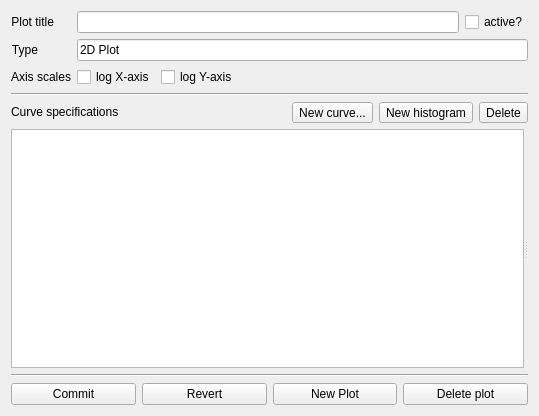
Qt form copasi/plotUI/CQPlotSubwidget.ui (copasi/COPASI) before a commit.
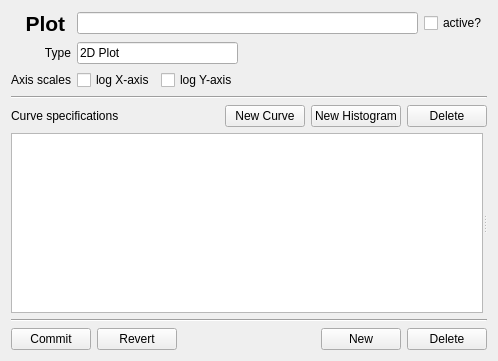
The same form after that commit. Custom widgets are drawn as their Qt base class.

Commit message: Improved layout of plot definition widgets.

Diff of the .ui file:
```diff
--- a/copasi/plotUI/CQPlotSubwidget.ui
+++ b/copasi/plotUI/CQPlotSubwidget.ui
@@ -12,41 +12,26 @@
    <rect>
     <x>0</x>
     <y>0</y>
-    <width>539</width>
-    <height>416</height>
+    <width>498</width>
+    <height>361</height>
    </rect>
   </property>
   <property name="windowTitle">
    <string>Form</string>
   </property>
-  <layout class="QGridLayout" name="gridLayout_2">
-   <item row="0" column="0">
     <layout class="QGridLayout" name="gridLayout">
-     <item row="0" column="0">
-      <layout class="QFormLayout" name="formLayout">
-       <item row="0" column="0">
-        <widget class="QLabel" name="labelTitle">
-         <property name="text">
-          <string>Plot title</string>
-         </property>
-         <property name="alignment">
-          <set>Qt::AlignRight|Qt::AlignTrailing|Qt::AlignVCenter</set>
-         </property>
-        </widget>
-       </item>
-       <item row="0" column="1">
-        <layout class="QHBoxLayout" name="layoutTitle">
-         <item>
-          <widget class="QLineEdit" name="titleLineEdit"/>
-         </item>
-         <item>
-          <widget class="QCheckBox" name="activeCheckBox">
-           <property name="text">
-            <string>active?</string>
-           </property>
-          </widget>
-         </item>
-        </layout>
+   <item row="2" column="2">
+    <spacer name="horizontalSpacer">
+     <property name="orientation">
+      <enum>Qt::Horizontal</enum>
+     </property>
+     <property name="sizeHint" stdset="0">
+      <size>
+       <width>127</width>
+       <height>20</height>
+      </size>
+     </property>
+    </spacer>
        </item>
        <item row="1" column="0">
         <widget class="QLabel" name="labelType">
@@ -58,32 +43,6 @@
          </property>
         </widget>
        </item>
-       <item row="1" column="1">
-        <widget class="QLineEdit" name="typeLineEdit">
-         <property name="sizePolicy">
-          <sizepolicy hsizetype="Ignored" vsizetype="Fixed">
-           <horstretch>0</horstretch>
-           <verstretch>0</verstretch>
-          </sizepolicy>
-         </property>
-         <property name="text">
-          <string>2D Plot</string>
-         </property>
-         <property name="readOnly">
-          <bool>true</bool>
-         </property>
-        </widget>
-       </item>
-       <item row="2" column="0">
-        <widget class="QLabel" name="labelScale">
-         <property name="text">
-          <string>Axis scales</string>
-         </property>
-         <property name="alignment">
-          <set>Qt::AlignRight|Qt::AlignTrailing|Qt::AlignVCenter</set>
-         </property>
-        </widget>
-       </item>
        <item row="2" column="1">
         <layout class="QHBoxLayout" name="horizontalLayout">
          <item>
@@ -100,31 +59,66 @@
            </property>
           </widget>
          </item>
-         <item>
-          <spacer name="horizontalSpacer">
-           <property name="orientation">
-            <enum>Qt::Horizontal</enum>
-           </property>
-           <property name="sizeHint" stdset="0">
-            <size>
-             <width>40</width>
-             <height>20</height>
-            </size>
-           </property>
-          </spacer>
-         </item>
-        </layout>
-       </item>
-      </layout>
-     </item>
-     <item row="1" column="0">
+    </layout>
+   </item>
+   <item row="2" column="0">
+    <widget class="QLabel" name="labelScale">
+     <property name="text">
+      <string>Axis scales</string>
+     </property>
+     <property name="alignment">
+      <set>Qt::AlignRight|Qt::AlignTrailing|Qt::AlignVCenter</set>
+     </property>
+    </widget>
+   </item>
+   <item row="1" column="1">
+    <widget class="QLineEdit" name="typeLineEdit">
+     <property name="sizePolicy">
+      <sizepolicy hsizetype="Ignored" vsizetype="Fixed">
+       <horstretch>0</horstretch>
+       <verstretch>0</verstretch>
+      </sizepolicy>
+     </property>
+     <property name="text">
+      <string>2D Plot</string>
+     </property>
+     <property name="readOnly">
+      <bool>true</bool>
+     </property>
+    </widget>
+   </item>
+   <item row="0" column="0">
+    <widget class="QLabel" name="labelTitle">
+     <property name="text">
+      <string>&lt;html&gt;&lt;head/&gt;&lt;body&gt;&lt;p&gt;&lt;span style=&quot; font-size:16pt; font-weight:600;&quot;&gt;Plot &lt;/span&gt;&lt;/p&gt;&lt;/body&gt;&lt;/html&gt;</string>
+     </property>
+     <property name="alignment">
+      <set>Qt::AlignRight|Qt::AlignTrailing|Qt::AlignVCenter</set>
+     </property>
+    </widget>
+   </item>
+   <item row="0" column="1" colspan="2">
+    <layout class="QHBoxLayout" name="layoutTitle">
+     <item>
+      <widget class="QLineEdit" name="titleLineEdit"/>
+     </item>
+     <item>
+      <widget class="QCheckBox" name="activeCheckBox">
+       <property name="text">
+        <string>active?</string>
+       </property>
+      </widget>
+     </item>
+    </layout>
+   </item>
+   <item row="3" column="0" colspan="3">
       <widget class="Line" name="line1">
        <property name="orientation">
         <enum>Qt::Horizontal</enum>
        </property>
       </widget>
      </item>
-     <item row="2" column="0">
+   <item row="4" column="0" colspan="3">
       <layout class="QHBoxLayout" name="layoutCurves">
        <property name="sizeConstraint">
         <enum>QLayout::SetMinimumSize</enum>
@@ -156,7 +150,7 @@
         </spacer>
        </item>
        <item>
-        <widget class="QToolButton" name="addCurveButton">
+      <widget class="QPushButton" name="addCurveButton">
          <property name="sizePolicy">
           <sizepolicy hsizetype="Minimum" vsizetype="Fixed">
            <horstretch>0</horstretch>
@@ -164,12 +158,12 @@
           </sizepolicy>
          </property>
          <property name="text">
-          <string>New curve...</string>
+        <string>New Curve</string>
          </property>
         </widget>
        </item>
        <item>
-        <widget class="QToolButton" name="addHistoButton">
+      <widget class="QPushButton" name="addHistoButton">
          <property name="sizePolicy">
           <sizepolicy hsizetype="Minimum" vsizetype="Fixed">
            <horstretch>0</horstretch>
@@ -177,12 +171,12 @@
           </sizepolicy>
          </property>
          <property name="text">
-          <string>New histogram</string>
+        <string>New Histogram</string>
          </property>
         </widget>
        </item>
        <item>
-        <widget class="QToolButton" name="deleteCurveButton">
+      <widget class="QPushButton" name="deleteCurveButton">
          <property name="sizePolicy">
           <sizepolicy hsizetype="Minimum" vsizetype="Fixed">
            <horstretch>0</horstretch>
@@ -196,14 +190,14 @@
        </item>
       </layout>
      </item>
-     <item row="4" column="0">
+   <item row="6" column="0" colspan="3">
       <widget class="Line" name="lineButton">
        <property name="orientation">
         <enum>Qt::Horizontal</enum>
        </property>
       </widget>
      </item>
-     <item row="5" column="0">
+   <item row="7" column="0" colspan="3">
       <layout class="QHBoxLayout" name="layoutButtons">
        <property name="sizeConstraint">
         <enum>QLayout::SetMinimumSize</enum>
@@ -222,23 +216,36 @@
          </property>
         </widget>
        </item>
+     <item>
+      <spacer name="horizontalSpacer_2">
+       <property name="orientation">
+        <enum>Qt::Horizontal</enum>
+       </property>
+       <property name="sizeHint" stdset="0">
+        <size>
+         <width>40</width>
+         <height>20</height>
+        </size>
+       </property>
+      </spacer>
+     </item>
        <item>
         <widget class="QPushButton" name="addPlotButton">
          <property name="text">
-          <string>New Plot</string>
+        <string>New</string>
          </property>
         </widget>
        </item>
        <item>
         <widget class="QPushButton" name="deletePlotButton">
          <property name="text">
-          <string>Delete plot</string>
+        <string>Delete</string>
          </property>
         </widget>
        </item>
       </layout>
      </item>
-     <item row="3" column="0">
+   <item row="5" column="0" colspan="3">
       <widget class="QSplitter" name="splitter">
        <property name="sizePolicy">
         <sizepolicy hsizetype="Expanding" vsizetype="Expanding">
@@ -262,8 +269,6 @@
        </widget>
        <widget class="QStackedWidget" name="mpStack"/>
       </widget>
-     </item>
-    </layout>
    </item>
   </layout>
  </widget>
```
Lines whose indentation alone changed are shown as unchanged. The commit also changes 5 other files.
